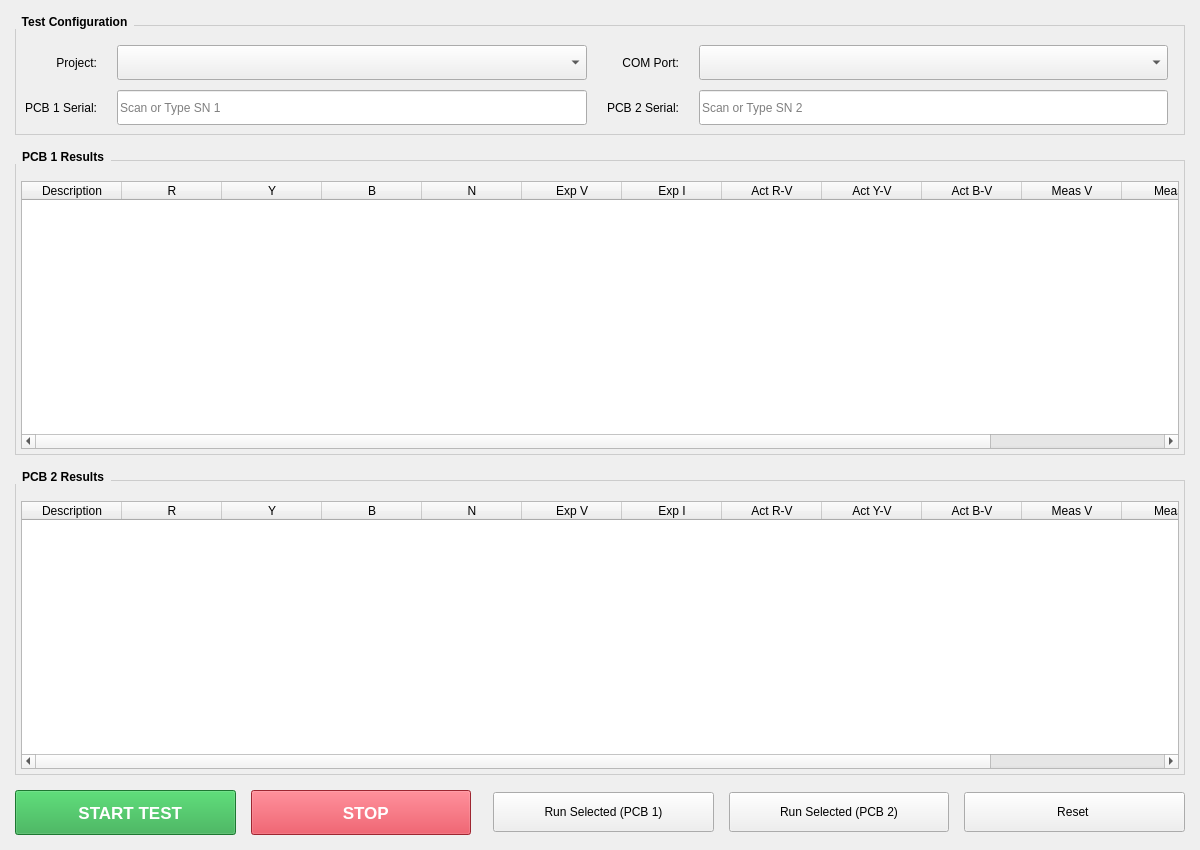
The window that src/ui/forms/execution.ui (SuryaPrasathB/Comminent-PCB-Tester) describes before a commit, drawn with Qt 5.
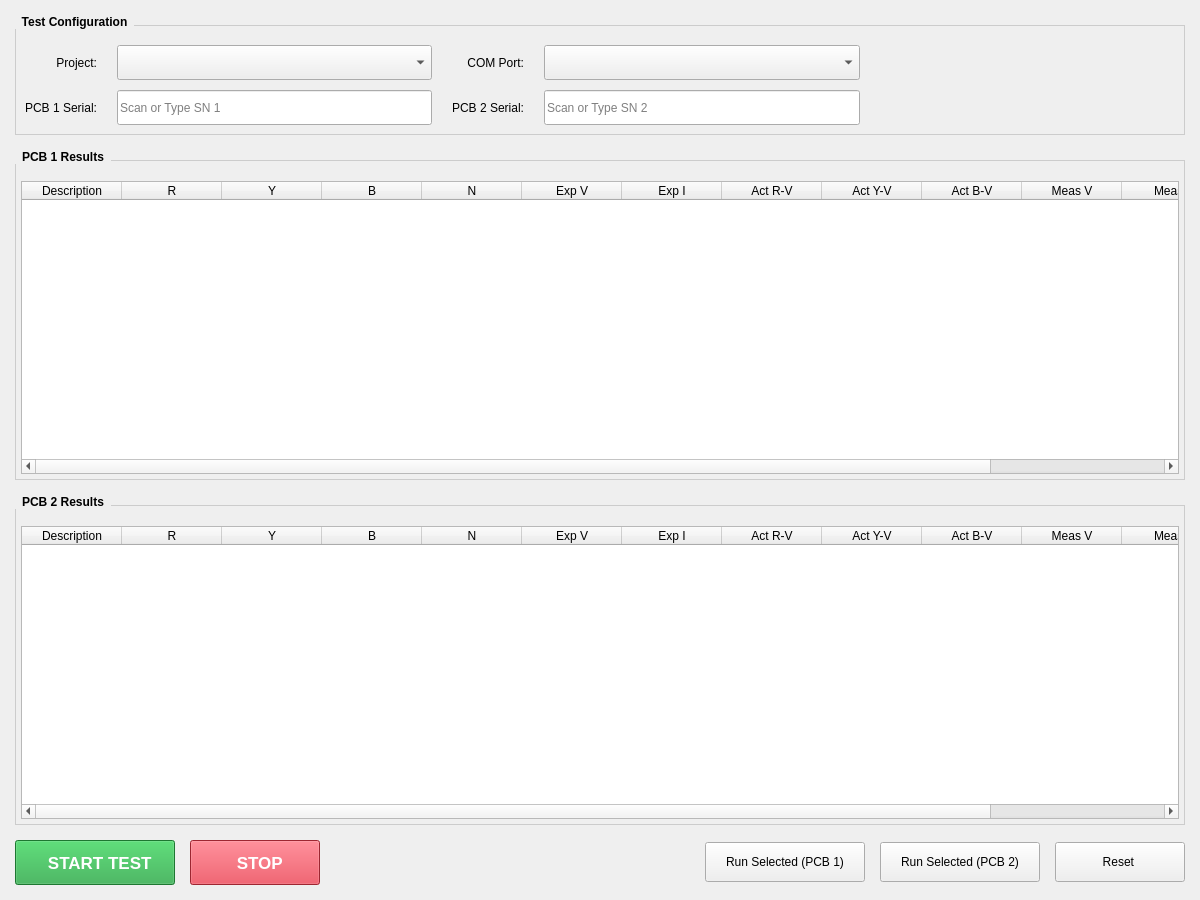
The same window after the commit.

Commit message: feat: Implement initial application structure, main UI, execution/debug views, core configuration, and raw serial driver.

```diff
--- a/src/ui/forms/execution.ui
+++ b/src/ui/forms/execution.ui
@@ -7,7 +7,7 @@
     <x>0</x>
     <y>0</y>
     <width>1200</width>
-    <height>850</height>
+    <height>900</height>
    </rect>
   </property>
   <layout class="QVBoxLayout" name="mainLayout">
@@ -88,9 +88,17 @@
       </item>
 
       <item row="0" column="4">
-        <spacer name="hSpacer_0">
-         <property name="orientation"><enum>Qt::Horizontal</enum></property>
-        </spacer>
+       <spacer name="hSpacer_0">
+        <property name="orientation">
+         <enum>Qt::Horizontal</enum>
+        </property>
+        <property name="sizeHint" stdset="0">
+         <size>
+          <width>0</width>
+          <height>0</height>
+         </size>
+        </property>
+       </spacer>
       </item>
 
       <!-- Row 1: Serials -->
@@ -174,19 +182,71 @@
         <attribute name="horizontalHeaderStretchLastSection">
          <bool>true</bool>
         </attribute>
-        <column><property name="text"><string>Description</string></property></column>
-        <column><property name="text"><string>R</string></property></column>
-        <column><property name="text"><string>Y</string></property></column>
-        <column><property name="text"><string>B</string></property></column>
-        <column><property name="text"><string>N</string></property></column>
-        <column><property name="text"><string>Exp V</string></property></column>
-        <column><property name="text"><string>Exp I</string></property></column>
-        <column><property name="text"><string>Act R-V</string></property></column>
-        <column><property name="text"><string>Act Y-V</string></property></column>
-        <column><property name="text"><string>Act B-V</string></property></column>
-        <column><property name="text"><string>Meas V</string></property></column>
-        <column><property name="text"><string>Meas I</string></property></column>
-        <column><property name="text"><string>Result</string></property></column>
+        <column>
+         <property name="text">
+          <string>Description</string>
+         </property>
+        </column>
+        <column>
+         <property name="text">
+          <string>R</string>
+         </property>
+        </column>
+        <column>
+         <property name="text">
+          <string>Y</string>
+         </property>
+        </column>
+        <column>
+         <property name="text">
+          <string>B</string>
+         </property>
+        </column>
+        <column>
+         <property name="text">
+          <string>N</string>
+         </property>
+        </column>
+        <column>
+         <property name="text">
+          <string>Exp V</string>
+         </property>
+        </column>
+        <column>
+         <property name="text">
+          <string>Exp I</string>
+         </property>
+        </column>
+        <column>
+         <property name="text">
+          <string>Act R-V</string>
+         </property>
+        </column>
+        <column>
+         <property name="text">
+          <string>Act Y-V</string>
+         </property>
+        </column>
+        <column>
+         <property name="text">
+          <string>Act B-V</string>
+         </property>
+        </column>
+        <column>
+         <property name="text">
+          <string>Meas V</string>
+         </property>
+        </column>
+        <column>
+         <property name="text">
+          <string>Meas I</string>
+         </property>
+        </column>
+        <column>
+         <property name="text">
+          <string>Result</string>
+         </property>
+        </column>
        </widget>
       </item>
      </layout>
@@ -221,19 +281,71 @@
         <attribute name="horizontalHeaderStretchLastSection">
          <bool>true</bool>
         </attribute>
-        <column><property name="text"><string>Description</string></property></column>
-        <column><property name="text"><string>R</string></property></column>
-        <column><property name="text"><string>Y</string></property></column>
-        <column><property name="text"><string>B</string></property></column>
-        <column><property name="text"><string>N</string></property></column>
-        <column><property name="text"><string>Exp V</string></property></column>
-        <column><property name="text"><string>Exp I</string></property></column>
-        <column><property name="text"><string>Act R-V</string></property></column>
-        <column><property name="text"><string>Act Y-V</string></property></column>
-        <column><property name="text"><string>Act B-V</string></property></column>
-        <column><property name="text"><string>Meas V</string></property></column>
-        <column><property name="text"><string>Meas I</string></property></column>
-        <column><property name="text"><string>Result</string></property></column>
+        <column>
+         <property name="text">
+          <string>Description</string>
+         </property>
+        </column>
+        <column>
+         <property name="text">
+          <string>R</string>
+         </property>
+        </column>
+        <column>
+         <property name="text">
+          <string>Y</string>
+         </property>
+        </column>
+        <column>
+         <property name="text">
+          <string>B</string>
+         </property>
+        </column>
+        <column>
+         <property name="text">
+          <string>N</string>
+         </property>
+        </column>
+        <column>
+         <property name="text">
+          <string>Exp V</string>
+         </property>
+        </column>
+        <column>
+         <property name="text">
+          <string>Exp I</string>
+         </property>
+        </column>
+        <column>
+         <property name="text">
+          <string>Act R-V</string>
+         </property>
+        </column>
+        <column>
+         <property name="text">
+          <string>Act Y-V</string>
+         </property>
+        </column>
+        <column>
+         <property name="text">
+          <string>Act B-V</string>
+         </property>
+        </column>
+        <column>
+         <property name="text">
+          <string>Meas V</string>
+         </property>
+        </column>
+        <column>
+         <property name="text">
+          <string>Meas I</string>
+         </property>
+        </column>
+        <column>
+         <property name="text">
+          <string>Result</string>
+         </property>
+        </column>
        </widget>
       </item>
      </layout>
@@ -277,35 +389,43 @@
      </item>
      <item>
       <spacer name="hSpacer_btns">
-       <property name="orientation"><enum>Qt::Horizontal</enum></property>
+       <property name="orientation">
+        <enum>Qt::Horizontal</enum>
+       </property>
+       <property name="sizeHint" stdset="0">
+        <size>
+         <width>0</width>
+         <height>0</height>
+        </size>
+       </property>
       </spacer>
      </item>
-    <item>
-     <widget class="QPushButton" name="pushButton_runSelected_1">
-      <property name="text">
-       <string>Run Selected (PCB 1)</string>
-      </property>
-      <property name="minimumSize">
-       <size>
-        <width>160</width>
-        <height>40</height>
-       </size>
-      </property>
-     </widget>
-    </item>
-    <item>
-     <widget class="QPushButton" name="pushButton_runSelected_2">
-      <property name="text">
-       <string>Run Selected (PCB 2)</string>
-      </property>
-      <property name="minimumSize">
-       <size>
-        <width>160</width>
-        <height>40</height>
-       </size>
-      </property>
-     </widget>
-    </item>
+     <item>
+      <widget class="QPushButton" name="pushButton_runSelected_1">
+       <property name="minimumSize">
+        <size>
+         <width>160</width>
+         <height>40</height>
+        </size>
+       </property>
+       <property name="text">
+        <string>Run Selected (PCB 1)</string>
+       </property>
+      </widget>
+     </item>
+     <item>
+      <widget class="QPushButton" name="pushButton_runSelected_2">
+       <property name="minimumSize">
+        <size>
+         <width>160</width>
+         <height>40</height>
+        </size>
+       </property>
+       <property name="text">
+        <string>Run Selected (PCB 2)</string>
+       </property>
+      </widget>
+     </item>
      <item>
       <widget class="QPushButton" name="pushButton_reset">
        <property name="text">
```
Left out of the diff: 144 changed lines with no effect on the pictures. The commit also changes 5 other files.
